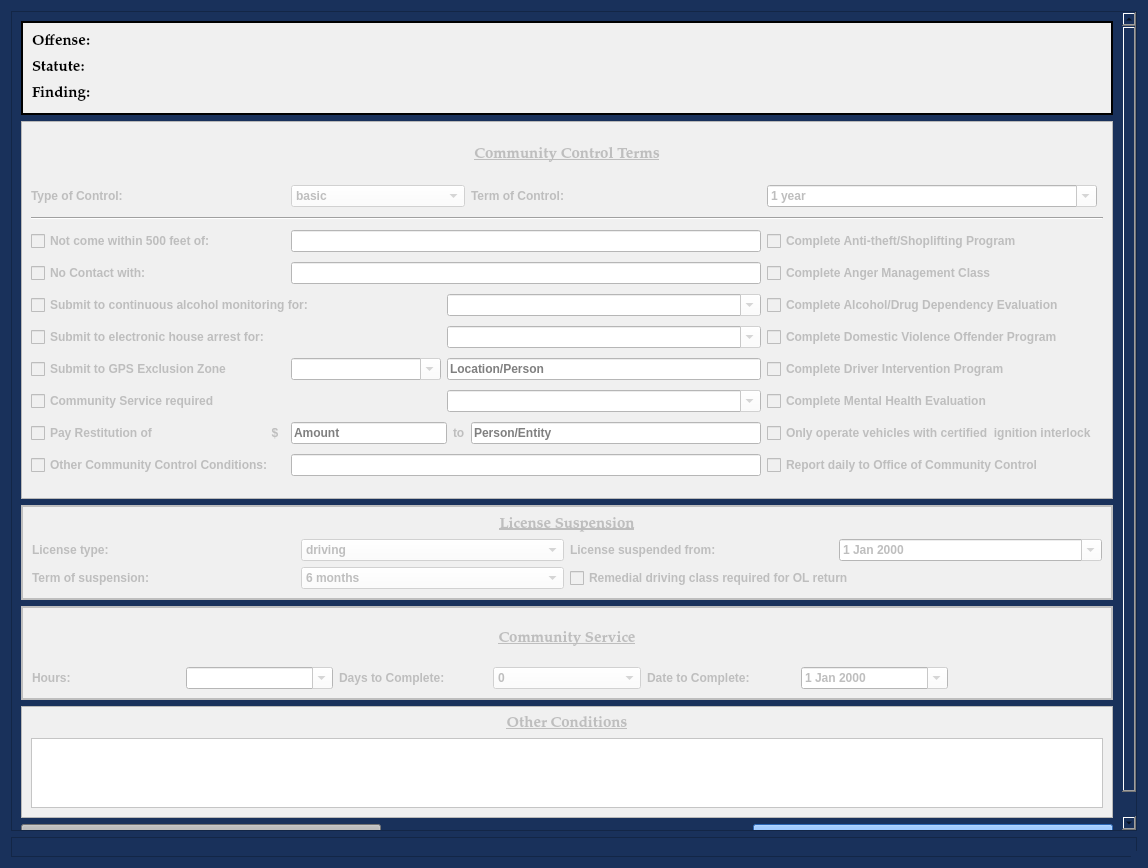
Before: the Qt Designer form views/ui/AddCommunityControlDialog.ui in HunterProgram22/MuniEntry, drawn with Qt 5.
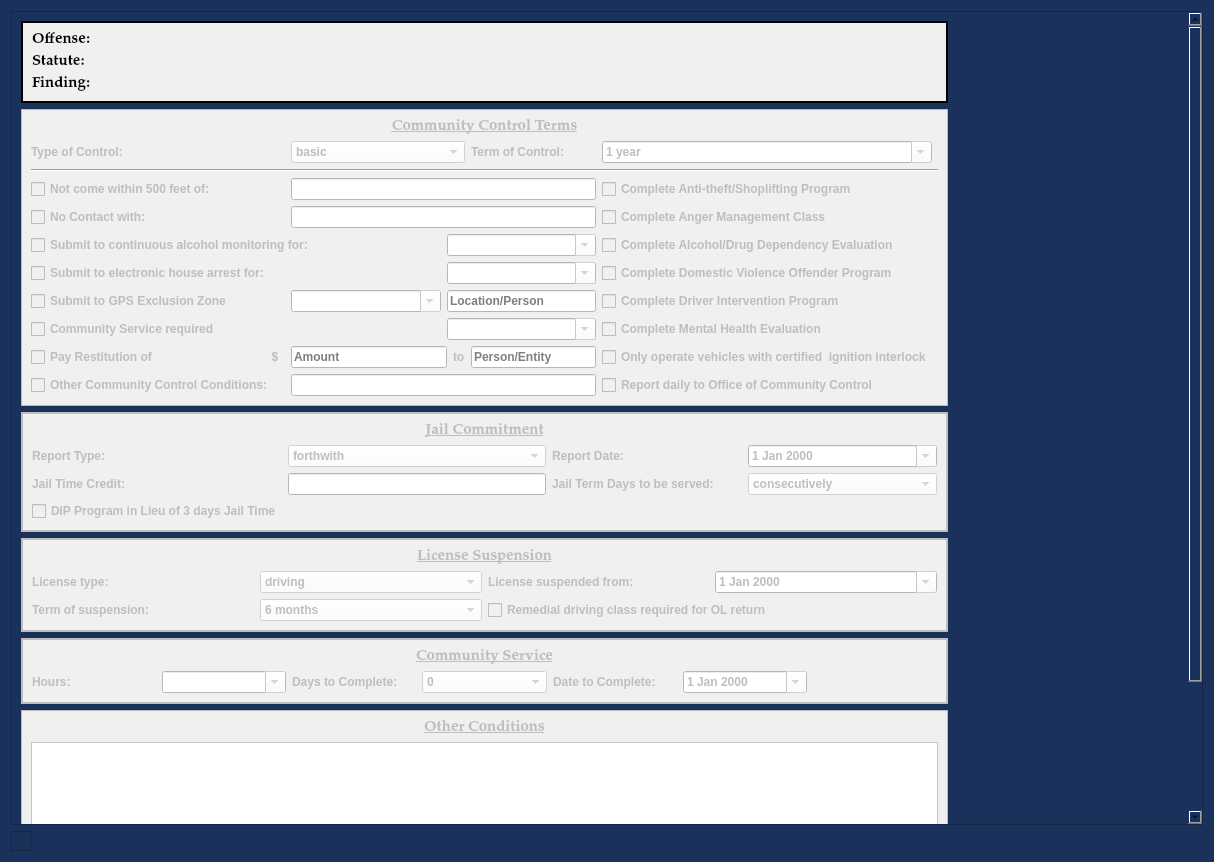
After: the same form once the commit is applied.

Commit message: Enabled jail commitment frame.

```diff
--- a/views/ui/AddCommunityControlDialog.ui
+++ b/views/ui/AddCommunityControlDialog.ui
@@ -12,12 +12,12 @@
    <rect>
     <x>0</x>
     <y>0</y>
-    <width>1148</width>
-    <height>868</height>
+    <width>1214</width>
+    <height>862</height>
    </rect>
   </property>
   <property name="sizePolicy">
-   <sizepolicy hsizetype="Fixed" vsizetype="Preferred">
+   <sizepolicy hsizetype="Ignored" vsizetype="Preferred">
     <horstretch>0</horstretch>
     <verstretch>0</verstretch>
    </sizepolicy>
@@ -154,6 +154,12 @@
   <layout class="QGridLayout" name="gridLayout_7">
    <item row="0" column="0">
     <widget class="QScrollArea" name="scrollArea">
+     <property name="sizePolicy">
+      <sizepolicy hsizetype="Expanding" vsizetype="Expanding">
+       <horstretch>0</horstretch>
+       <verstretch>0</verstretch>
+      </sizepolicy>
+     </property>
      <property name="widgetResizable">
       <bool>true</bool>
      </property>
@@ -162,227 +168,17 @@
        <rect>
         <x>0</x>
         <y>0</y>
-        <width>1144</width>
-        <height>980</height>
+        <width>1171</width>
+        <height>1133</height>
        </rect>
       </property>
-      <layout class="QGridLayout" name="gridLayout_8" rowstretch="1,4,1,1,1,1">
-       <item row="0" column="0" colspan="3">
-        <widget class="QFrame" name="frame_2">
-         <property name="font">
-          <font>
-           <family>Palatino Linotype</family>
-           <pointsize>11</pointsize>
-           <weight>75</weight>
-           <italic>false</italic>
-           <bold>true</bold>
-          </font>
-         </property>
-         <property name="styleSheet">
-          <string notr="true">background-color: rgb(240, 240, 240);</string>
-         </property>
-         <property name="frameShape">
-          <enum>QFrame::Box</enum>
-         </property>
-         <property name="frameShadow">
-          <enum>QFrame::Plain</enum>
-         </property>
-         <property name="lineWidth">
-          <number>2</number>
-         </property>
-         <layout class="QGridLayout" name="gridLayout_4">
-          <item row="0" column="0">
-           <layout class="QGridLayout" name="charges_gridLayout">
-            <item row="0" column="0">
-             <widget class="QLabel" name="offense_label_1">
-              <property name="font">
-               <font>
-                <family>Palatino Linotype</family>
-                <pointsize>11</pointsize>
-                <weight>75</weight>
-                <italic>false</italic>
-                <bold>true</bold>
-               </font>
-              </property>
-              <property name="text">
-               <string>Offense:</string>
-              </property>
-              <property name="wordWrap">
-               <bool>true</bool>
-              </property>
-             </widget>
-            </item>
-            <item row="2" column="0">
-             <widget class="QLabel" name="label_14">
-              <property name="font">
-               <font>
-                <family>Palatino Linotype</family>
-                <pointsize>11</pointsize>
-                <weight>75</weight>
-                <italic>false</italic>
-                <bold>true</bold>
-               </font>
-              </property>
-              <property name="text">
-               <string>Finding:</string>
-              </property>
-             </widget>
-            </item>
-            <item row="1" column="0">
-             <widget class="QLabel" name="label_19">
-              <property name="font">
-               <font>
-                <family>Palatino Linotype</family>
-                <pointsize>11</pointsize>
-                <weight>75</weight>
-                <italic>false</italic>
-                <bold>true</bold>
-               </font>
-              </property>
-              <property name="text">
-               <string>Statute:</string>
-              </property>
-             </widget>
-            </item>
-           </layout>
-          </item>
-         </layout>
-        </widget>
-       </item>
-       <item row="2" column="0" colspan="3">
-        <widget class="QFrame" name="license_suspension_frame">
-         <property name="enabled">
-          <bool>false</bool>
-         </property>
-         <property name="styleSheet">
-          <string notr="true">background-color: rgb(240, 240, 240);</string>
-         </property>
-         <property name="frameShape">
-          <enum>QFrame::Box</enum>
-         </property>
-         <property name="frameShadow">
-          <enum>QFrame::Plain</enum>
-         </property>
-         <property name="lineWidth">
-          <number>2</number>
-         </property>
-         <layout class="QGridLayout" name="gridLayout_2">
-          <item row="0" column="0" colspan="4">
-           <widget class="QLabel" name="label_24">
-            <property name="sizePolicy">
-             <sizepolicy hsizetype="Preferred" vsizetype="Minimum">
-              <horstretch>0</horstretch>
-              <verstretch>0</verstretch>
-             </sizepolicy>
-            </property>
-            <property name="font">
-             <font>
-              <family>Palatino Linotype</family>
-              <pointsize>11</pointsize>
-              <weight>75</weight>
-              <italic>false</italic>
-              <bold>true</bold>
-              <underline>true</underline>
-             </font>
-            </property>
-            <property name="text">
-             <string>License Suspension</string>
-            </property>
-            <property name="alignment">
-             <set>Qt::AlignCenter</set>
-            </property>
-           </widget>
-          </item>
-          <item row="1" column="2">
-           <widget class="QLabel" name="label_18">
-            <property name="text">
-             <string>License suspended from:</string>
-            </property>
-           </widget>
-          </item>
-          <item row="1" column="1">
-           <widget class="QComboBox" name="license_type_box">
-            <property name="styleSheet">
-             <string notr="true">background-color: rgb(255, 255, 255);</string>
-            </property>
-            <item>
-             <property name="text">
-              <string>driving</string>
-             </property>
-            </item>
-            <item>
-             <property name="text">
-              <string>hunting</string>
-             </property>
-            </item>
-            <item>
-             <property name="text">
-              <string>concealed carry</string>
-             </property>
-            </item>
-           </widget>
-          </item>
-          <item row="2" column="0">
-           <widget class="QLabel" name="label_21">
-            <property name="text">
-             <string>Term of suspension:</string>
-            </property>
-           </widget>
-          </item>
-          <item row="1" column="0">
-           <widget class="QLabel" name="label_9">
-            <property name="text">
-             <string>License type:</string>
-            </property>
-           </widget>
-          </item>
-          <item row="1" column="3">
-           <widget class="QDateEdit" name="license_suspension_date_box">
-            <property name="styleSheet">
-             <string notr="true">background-color: rgb(255, 255, 255);</string>
-            </property>
-            <property name="calendarPopup">
-             <bool>true</bool>
-            </property>
-           </widget>
-          </item>
-          <item row="2" column="2" colspan="2">
-           <widget class="QCheckBox" name="remedial_driving_class_checkBox">
-            <property name="text">
-             <string>Remedial driving class required for OL return</string>
-            </property>
-           </widget>
-          </item>
-          <item row="2" column="1">
-           <widget class="QComboBox" name="term_of_suspension_box">
-            <property name="styleSheet">
-             <string notr="true">background-color: rgb(255, 255, 255);</string>
-            </property>
-            <item>
-             <property name="text">
-              <string>6 months</string>
-             </property>
-            </item>
-            <item>
-             <property name="text">
-              <string>12 months</string>
-             </property>
-            </item>
-            <item>
-             <property name="text">
-              <string>18 months</string>
-             </property>
-            </item>
-            <item>
-             <property name="text">
-              <string>24 months</string>
-             </property>
-            </item>
-           </widget>
-          </item>
-         </layout>
-        </widget>
-       </item>
+      <property name="sizePolicy">
+       <sizepolicy hsizetype="Maximum" vsizetype="Preferred">
+        <horstretch>0</horstretch>
+        <verstretch>0</verstretch>
+       </sizepolicy>
+      </property>
+      <layout class="QGridLayout" name="gridLayout_8">
        <item row="1" column="0" colspan="3">
         <widget class="QFrame" name="community_control_frame">
          <property name="enabled">
@@ -843,7 +639,350 @@
          </layout>
         </widget>
        </item>
+       <item row="6" column="0" colspan="3">
+        <widget class="QFrame" name="other_conditions_frame">
+         <property name="enabled">
+          <bool>false</bool>
+         </property>
+         <property name="styleSheet">
+          <string notr="true">background-color: rgb(240, 240, 240);</string>
+         </property>
+         <property name="frameShape">
+          <enum>QFrame::StyledPanel</enum>
+         </property>
+         <property name="frameShadow">
+          <enum>QFrame::Raised</enum>
+         </property>
+         <layout class="QGridLayout" name="gridLayout_9">
+          <item row="0" column="0">
+           <widget class="QLabel" name="label_5">
+            <property name="font">
+             <font>
+              <family>Palatino Linotype</family>
+              <pointsize>11</pointsize>
+              <weight>75</weight>
+              <italic>false</italic>
+              <bold>true</bold>
+              <underline>true</underline>
+             </font>
+            </property>
+            <property name="text">
+             <string>Other Conditions</string>
+            </property>
+            <property name="alignment">
+             <set>Qt::AlignCenter</set>
+            </property>
+           </widget>
+          </item>
+          <item row="1" column="0">
+           <widget class="QTextEdit" name="other_conditions_textEdit">
+            <property name="styleSheet">
+             <string notr="true">background-color: rgb(255, 255, 255);</string>
+            </property>
+           </widget>
+          </item>
+         </layout>
+        </widget>
+       </item>
+       <item row="7" column="0">
+        <widget class="QPushButton" name="cancel_Button">
+         <property name="focusPolicy">
+          <enum>Qt::NoFocus</enum>
+         </property>
+         <property name="styleSheet">
+          <string notr="true">background-color: rgb(160, 160, 160);</string>
+         </property>
+         <property name="text">
+          <string>Cancel</string>
+         </property>
+        </widget>
+       </item>
+       <item row="7" column="2">
+        <widget class="QPushButton" name="add_conditions_Button">
+         <property name="styleSheet">
+          <string notr="true">background-color: rgb(62, 146, 255)</string>
+         </property>
+         <property name="text">
+          <string>Add Conditions</string>
+         </property>
+         <property name="autoDefault">
+          <bool>false</bool>
+         </property>
+        </widget>
+       </item>
        <item row="3" column="0" colspan="3">
+        <widget class="QFrame" name="jail_commitment_frame">
+         <property name="enabled">
+          <bool>false</bool>
+         </property>
+         <property name="styleSheet">
+          <string notr="true">background-color: rgb(240, 240, 240);</string>
+         </property>
+         <property name="frameShape">
+          <enum>QFrame::Box</enum>
+         </property>
+         <property name="frameShadow">
+          <enum>QFrame::Plain</enum>
+         </property>
+         <property name="lineWidth">
+          <number>2</number>
+         </property>
+         <layout class="QGridLayout" name="gridLayout_6" columnstretch="2,2,2,2">
+          <item row="1" column="2">
+           <widget class="QLabel" name="label_20">
+            <property name="text">
+             <string>Report Date:</string>
+            </property>
+           </widget>
+          </item>
+          <item row="1" column="1">
+           <widget class="QComboBox" name="report_type_box">
+            <property name="styleSheet">
+             <string notr="true">background-color: rgb(255, 255, 255);</string>
+            </property>
+            <item>
+             <property name="text">
+              <string>forthwith</string>
+             </property>
+            </item>
+            <item>
+             <property name="text">
+              <string>future date</string>
+             </property>
+            </item>
+            <item>
+             <property name="text">
+              <string>date set by Office of Community Control</string>
+             </property>
+            </item>
+           </widget>
+          </item>
+          <item row="1" column="3">
+           <widget class="QDateEdit" name="report_date_box">
+            <property name="styleSheet">
+             <string notr="true">background-color: rgb(255, 255, 255);</string>
+            </property>
+            <property name="calendarPopup">
+             <bool>true</bool>
+            </property>
+           </widget>
+          </item>
+          <item row="1" column="0">
+           <widget class="QLabel" name="label_10">
+            <property name="text">
+             <string>Report Type:</string>
+            </property>
+           </widget>
+          </item>
+          <item row="2" column="0">
+           <widget class="QLabel" name="label_3">
+            <property name="text">
+             <string>Jail Time Credit:</string>
+            </property>
+           </widget>
+          </item>
+          <item row="2" column="1">
+           <widget class="QLineEdit" name="jail_time_credit_box">
+            <property name="styleSheet">
+             <string notr="true">background-color: rgb(255, 255, 255);</string>
+            </property>
+           </widget>
+          </item>
+          <item row="2" column="2">
+           <widget class="QLabel" name="label_23">
+            <property name="text">
+             <string>Jail Term Days to be served:</string>
+            </property>
+           </widget>
+          </item>
+          <item row="2" column="3">
+           <widget class="QComboBox" name="jail_term_type_box">
+            <property name="styleSheet">
+             <string notr="true">background-color: rgb(255, 255, 255);</string>
+            </property>
+            <item>
+             <property name="text">
+              <string>consecutively</string>
+             </property>
+            </item>
+            <item>
+             <property name="text">
+              <string>concurrently</string>
+             </property>
+            </item>
+           </widget>
+          </item>
+          <item row="0" column="0" colspan="4">
+           <widget class="QLabel" name="label_27">
+            <property name="sizePolicy">
+             <sizepolicy hsizetype="Preferred" vsizetype="Minimum">
+              <horstretch>0</horstretch>
+              <verstretch>0</verstretch>
+             </sizepolicy>
+            </property>
+            <property name="font">
+             <font>
+              <family>Palatino Linotype</family>
+              <pointsize>11</pointsize>
+              <weight>75</weight>
+              <italic>false</italic>
+              <bold>true</bold>
+              <underline>true</underline>
+             </font>
+            </property>
+            <property name="text">
+             <string>Jail Commitment</string>
+            </property>
+            <property name="alignment">
+             <set>Qt::AlignCenter</set>
+            </property>
+           </widget>
+          </item>
+          <item row="3" column="0">
+           <widget class="QCheckBox" name="dip_checkBox">
+            <property name="text">
+             <string>DIP Program in Lieu of 3 days Jail Time</string>
+            </property>
+           </widget>
+          </item>
+         </layout>
+        </widget>
+       </item>
+       <item row="4" column="0" colspan="3">
+        <widget class="QFrame" name="license_suspension_frame">
+         <property name="enabled">
+          <bool>false</bool>
+         </property>
+         <property name="styleSheet">
+          <string notr="true">background-color: rgb(240, 240, 240);</string>
+         </property>
+         <property name="frameShape">
+          <enum>QFrame::Box</enum>
+         </property>
+         <property name="frameShadow">
+          <enum>QFrame::Plain</enum>
+         </property>
+         <property name="lineWidth">
+          <number>2</number>
+         </property>
+         <layout class="QGridLayout" name="gridLayout_2">
+          <item row="1" column="3">
+           <widget class="QDateEdit" name="license_suspension_date_box">
+            <property name="styleSheet">
+             <string notr="true">background-color: rgb(255, 255, 255);</string>
+            </property>
+            <property name="calendarPopup">
+             <bool>true</bool>
+            </property>
+           </widget>
+          </item>
+          <item row="2" column="1">
+           <widget class="QComboBox" name="term_of_suspension_box">
+            <property name="styleSheet">
+             <string notr="true">background-color: rgb(255, 255, 255);</string>
+            </property>
+            <item>
+             <property name="text">
+              <string>6 months</string>
+             </property>
+            </item>
+            <item>
+             <property name="text">
+              <string>12 months</string>
+             </property>
+            </item>
+            <item>
+             <property name="text">
+              <string>18 months</string>
+             </property>
+            </item>
+            <item>
+             <property name="text">
+              <string>24 months</string>
+             </property>
+            </item>
+           </widget>
+          </item>
+          <item row="2" column="2" colspan="2">
+           <widget class="QCheckBox" name="remedial_driving_class_checkBox">
+            <property name="text">
+             <string>Remedial driving class required for OL return</string>
+            </property>
+           </widget>
+          </item>
+          <item row="1" column="2">
+           <widget class="QLabel" name="label_18">
+            <property name="text">
+             <string>License suspended from:</string>
+            </property>
+           </widget>
+          </item>
+          <item row="2" column="0">
+           <widget class="QLabel" name="label_21">
+            <property name="text">
+             <string>Term of suspension:</string>
+            </property>
+           </widget>
+          </item>
+          <item row="1" column="1">
+           <widget class="QComboBox" name="license_type_box">
+            <property name="styleSheet">
+             <string notr="true">background-color: rgb(255, 255, 255);</string>
+            </property>
+            <item>
+             <property name="text">
+              <string>driving</string>
+             </property>
+            </item>
+            <item>
+             <property name="text">
+              <string>hunting</string>
+             </property>
+            </item>
+            <item>
+             <property name="text">
+              <string>concealed carry</string>
+             </property>
+            </item>
+           </widget>
+          </item>
+          <item row="0" column="0" colspan="4">
+           <widget class="QLabel" name="label_24">
+            <property name="sizePolicy">
+             <sizepolicy hsizetype="Preferred" vsizetype="Minimum">
+              <horstretch>0</horstretch>
+              <verstretch>0</verstretch>
+             </sizepolicy>
+            </property>
+            <property name="font">
+             <font>
+              <family>Palatino Linotype</family>
+              <pointsize>11</pointsize>
+              <weight>75</weight>
+              <italic>false</italic>
+              <bold>true</bold>
+              <underline>true</underline>
+             </font>
+            </property>
+            <property name="text">
+             <string>License Suspension</string>
+            </property>
+            <property name="alignment">
+             <set>Qt::AlignCenter</set>
+            </property>
+           </widget>
+          </item>
+          <item row="1" column="0">
+           <widget class="QLabel" name="label_9">
+            <property name="text">
+             <string>License type:</string>
+            </property>
+           </widget>
+          </item>
+         </layout>
+        </widget>
+       </item>
+       <item row="5" column="0" colspan="3">
         <widget class="QFrame" name="community_service_frame">
          <property name="enabled">
           <bool>false</bool>
@@ -997,83 +1136,100 @@
          </layout>
         </widget>
        </item>
-       <item row="4" column="0" colspan="3">
-        <widget class="QFrame" name="other_conditions_frame">
-         <property name="enabled">
-          <bool>false</bool>
+       <item row="0" column="0" colspan="3">
+        <widget class="QFrame" name="frame_2">
+         <property name="font">
+          <font>
+           <family>Palatino Linotype</family>
+           <pointsize>11</pointsize>
+           <weight>75</weight>
+           <italic>false</italic>
+           <bold>true</bold>
+          </font>
          </property>
          <property name="styleSheet">
           <string notr="true">background-color: rgb(240, 240, 240);</string>
          </property>
          <property name="frameShape">
-          <enum>QFrame::StyledPanel</enum>
+          <enum>QFrame::Box</enum>
          </property>
          <property name="frameShadow">
-          <enum>QFrame::Raised</enum>
+          <enum>QFrame::Plain</enum>
          </property>
-         <layout class="QGridLayout" name="gridLayout_9">
+         <property name="lineWidth">
+          <number>2</number>
+         </property>
+         <layout class="QGridLayout" name="gridLayout_4">
           <item row="0" column="0">
-           <widget class="QLabel" name="label_5">
-            <property name="font">
-             <font>
-              <family>Palatino Linotype</family>
-              <pointsize>11</pointsize>
-              <weight>75</weight>
-              <italic>false</italic>
-              <bold>true</bold>
-              <underline>true</underline>
-             </font>
-            </property>
-            <property name="text">
-             <string>Other Conditions</string>
-            </property>
-            <property name="alignment">
-             <set>Qt::AlignCenter</set>
-            </property>
-           </widget>
-          </item>
-          <item row="1" column="0">
-           <widget class="QTextEdit" name="other_conditions_textEdit">
-            <property name="styleSheet">
-             <string notr="true">background-color: rgb(255, 255, 255);</string>
-            </property>
-           </widget>
+           <layout class="QGridLayout" name="charges_gridLayout">
+            <item row="0" column="0">
+             <widget class="QLabel" name="offense_label_1">
+              <property name="font">
+               <font>
+                <family>Palatino Linotype</family>
+                <pointsize>11</pointsize>
+                <weight>75</weight>
+                <italic>false</italic>
+                <bold>true</bold>
+               </font>
+              </property>
+              <property name="text">
+               <string>Offense:</string>
+              </property>
+              <property name="wordWrap">
+               <bool>true</bool>
+              </property>
+             </widget>
+            </item>
+            <item row="2" column="0">
+             <widget class="QLabel" name="label_14">
+              <property name="font">
+               <font>
+                <family>Palatino Linotype</family>
+                <pointsize>11</pointsize>
+                <weight>75</weight>
+                <italic>false</italic>
+                <bold>true</bold>
+               </font>
+              </property>
+              <property name="text">
+               <string>Finding:</string>
+              </property>
+             </widget>
+            </item>
+            <item row="1" column="0">
+             <widget class="QLabel" name="label_19">
+              <property name="font">
+               <font>
+                <family>Palatino Linotype</family>
+                <pointsize>11</pointsize>
+                <weight>75</weight>
+                <italic>false</italic>
+                <bold>true</bold>
+               </font>
+              </property>
+              <property name="text">
+               <string>Statute:</string>
+              </property>
+             </widget>
+            </item>
+           </layout>
           </item>
          </layout>
         </widget>
        </item>
-       <item row="5" column="2">
-        <widget class="QPushButton" name="add_conditions_Button">
-         <property name="styleSheet">
-          <string notr="true">background-color: rgb(62, 146, 255)</string>
-         </property>
-         <property name="text">
-          <string>Add Conditions</string>
-         </property>
-         <property name="autoDefault">
-          <bool>false</bool>
-         </property>
-        </widget>
-       </item>
-       <item row="5" column="0">
-        <widget class="QPushButton" name="cancel_Button">
-         <property name="focusPolicy">
-          <enum>Qt::NoFocus</enum>
-         </property>
-         <property name="styleSheet">
-          <string notr="true">background-color: rgb(160, 160, 160);</string>
-         </property>
-         <property name="text">
-          <string>Cancel</string>
-         </property>
-        </widget>
-       </item>
       </layout>
      </widget>
     </widget>
    </item>
    <item row="1" column="0">
     <widget class="QFrame" name="frame">
+     <property name="sizePolicy">
+      <sizepolicy hsizetype="Maximum" vsizetype="Preferred">
+       <horstretch>0</horstretch>
+       <verstretch>0</verstretch>
+      </sizepolicy>
+     </property>
      <property name="frameShape">
       <enum>QFrame::StyledPanel</enum>
      </property>
```
The commit also changes 2 other files.
